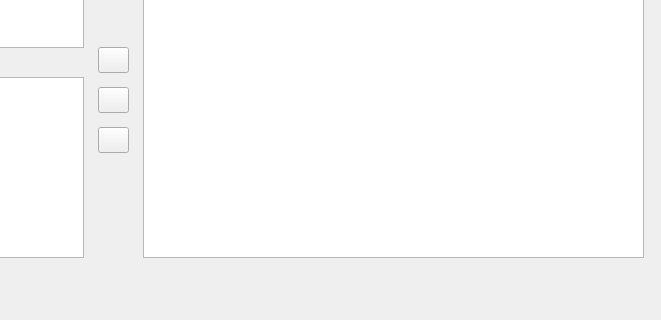
First picture: the form in mainwindow.ui, repository luizfern12/slopradio, before the edit; both pictures show x 387 to 1048 and y 302 to 622 of the 1048 by 622 pixel window.
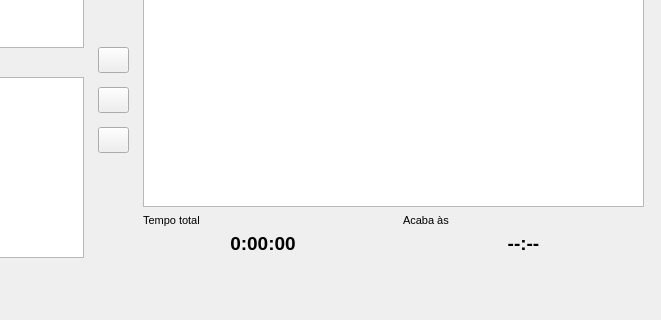
Second picture: the form after the edit. Icons and pictures are not drawn.

Commit message: Add playlist total time and expected finish display

The edit to the form file:
```diff
--- a/mainwindow.ui
+++ b/mainwindow.ui
@@ -45,7 +45,7 @@
       <x>530</x>
       <y>180</y>
       <width>501</width>
-      <height>361</height>
+      <height>310</height>
      </rect>
     </property>
     <property name="showDropIndicator" stdset="0">
@@ -660,6 +660,86 @@
      <set>Qt::AlignmentFlag::AlignRight|Qt::AlignmentFlag::AlignTrailing|Qt::AlignmentFlag::AlignVCenter</set>
     </property>
    </widget>
+    <widget class="QLabel" name="playlist_total_label">
+     <property name="geometry">
+      <rect>
+       <x>530</x>
+       <y>495</y>
+       <width>240</width>
+       <height>16</height>
+      </rect>
+     </property>
+     <property name="font">
+      <font>
+       <pointsize>8</pointsize>
+      </font>
+     </property>
+     <property name="text">
+      <string>Tempo total</string>
+     </property>
+    </widget>
+    <widget class="QLabel" name="playlist_total">
+     <property name="geometry">
+      <rect>
+       <x>530</x>
+       <y>511</y>
+       <width>240</width>
+       <height>30</height>
+      </rect>
+     </property>
+     <property name="font">
+      <font>
+       <pointsize>14</pointsize>
+       <bold>true</bold>
+      </font>
+     </property>
+     <property name="alignment">
+      <set>Qt::AlignmentFlag::AlignCenter</set>
+     </property>
+     <property name="text">
+      <string notr="true">0:00:00</string>
+     </property>
+    </widget>
+    <widget class="QLabel" name="playlist_finish_label">
+     <property name="geometry">
+      <rect>
+       <x>790</x>
+       <y>495</y>
+       <width>241</width>
+       <height>16</height>
+      </rect>
+     </property>
+     <property name="font">
+      <font>
+       <pointsize>8</pointsize>
+      </font>
+     </property>
+     <property name="text">
+      <string>Acaba às</string>
+     </property>
+    </widget>
+    <widget class="QLabel" name="playlist_finish">
+     <property name="geometry">
+      <rect>
+       <x>790</x>
+       <y>511</y>
+       <width>241</width>
+       <height>30</height>
+      </rect>
+     </property>
+     <property name="font">
+      <font>
+       <pointsize>14</pointsize>
+       <bold>true</bold>
+      </font>
+     </property>
+     <property name="alignment">
+      <set>Qt::AlignmentFlag::AlignCenter</set>
+     </property>
+     <property name="text">
+      <string notr="true">--:--</string>
+     </property>
+    </widget>
   </widget>
   <widget class="QMenuBar" name="menubar">
    <property name="geometry">
```
The commit also changes 3 other files.
